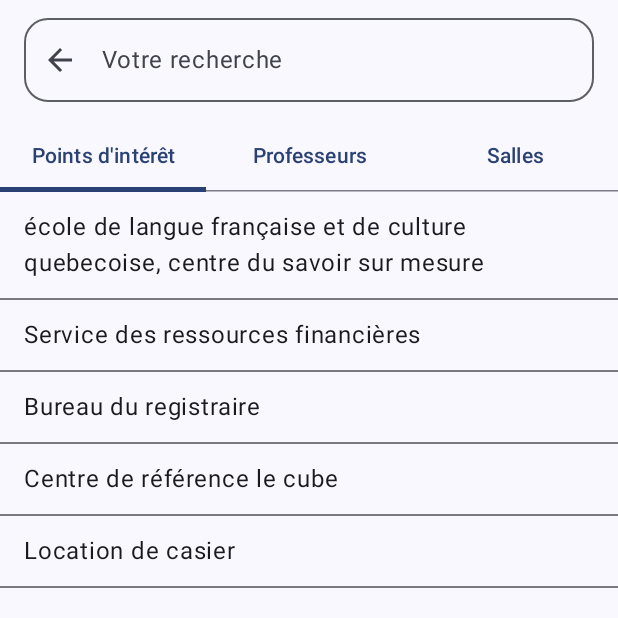
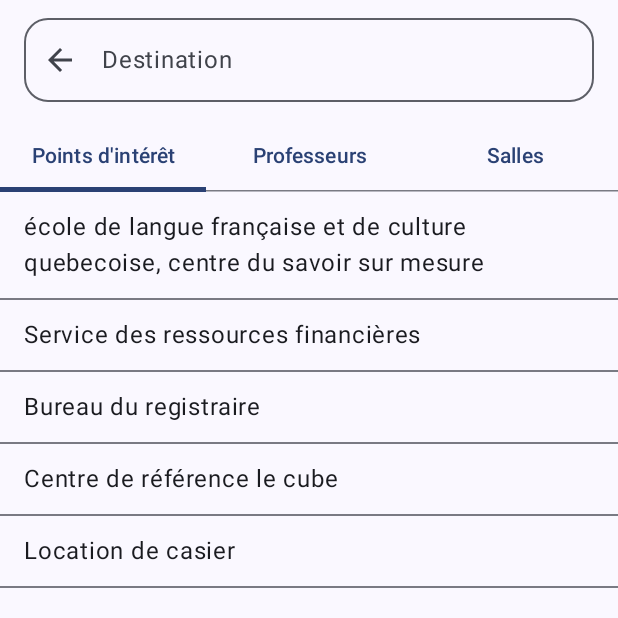
Before and after one commit to khbgbgk1/uqacces, an Android app built with Jetpack Compose: the PointArriveeScreen screen opened through its navigation route, on a phone screen of 412 x 824 dp, the top half of it. Run offline under Robolectric (Android 15) with nearby library versions, the phone set to English and light mode, and no system bars.

Commit message:
Modif destination ariivee UI

```diff
--- a/app/src/main/java/com/example/uqacces/Accueil.kt
+++ b/app/src/main/java/com/example/uqacces/Accueil.kt
@@ -116,7 +116,7 @@ fun Accueil(
                 OutlinedTextField(
                     value = TextFieldValue(""),
                     onValueChange = {},
-                    placeholder = { Text("Arrivée") },
+                    placeholder = { Text("Destination") },
                     leadingIcon = { Icon(Icons.Default.Search, contentDescription = null) },
                     singleLine = true,
                     shape = RoundedCornerShape(28.dp),
--- a/app/src/main/java/com/example/uqacces/MainActivity.kt
+++ b/app/src/main/java/com/example/uqacces/MainActivity.kt
@@ -69,7 +69,8 @@ class MainActivity : ComponentActivity() {
                                 val encodedArrivee = URLEncoder.encode(arrivee, "UTF-8")
                                 // Go to select departure
                                 navController.navigate("rechercheDepart/${URLEncoder.encode("", "UTF-8")}/$encodedArrivee")
-                            }
+                            },
+                            DestinationText = "Destination",
                         )
                     }
 
@@ -88,7 +89,8 @@ class MainActivity : ComponentActivity() {
                                 navController.navigate("accueil/$encodedDepart/$encodedArrivee") {
                                     popUpTo("accueil") { inclusive = true }
                                 }
-                            }
+                            },
+                            DestinationText = "Destination",
                         )
                     }
 
@@ -107,7 +109,8 @@ class MainActivity : ComponentActivity() {
                                         popUpTo("accueil") { inclusive = true }
                                     }
                                 }
-                            }
+                            },
+                            DestinationText = "Point de départ",
                         )
                     }
 
--- a/app/src/main/java/com/example/uqacces/RechercheScreen.kt
+++ b/app/src/main/java/com/example/uqacces/RechercheScreen.kt
@@ -26,7 +26,8 @@ import androidx.compose.ui.unit.dp
 @Composable
 fun PointArriveeScreen(
     onBack: () -> Unit,
-    onSubmit: (String) -> Unit
+    onSubmit: (String) -> Unit,
+    DestinationText : String = "Destination"
 ) {
     var query by remember { mutableStateOf("") }
     var selectedTab by remember { mutableStateOf(0) } // 0: POI, 1: Profs, 2: Salles
@@ -48,7 +49,7 @@ fun PointArriveeScreen(
             OutlinedTextField(
                 value = query,
                 onValueChange = { query = it },
-                placeholder = { Text("Votre recherche") },
+                placeholder = { Text(DestinationText) },
                 leadingIcon = { IconButton(onClick = onBack) { Icon(Icons.AutoMirrored.Filled.ArrowBack, "Retour") } },
                 singleLine = true,
                 shape = MaterialTheme.shapes.large,
@@ -105,7 +106,8 @@ fun PointDepartScreen(
     initialDepart: String,
     initialArrive: String,
     onBack: () -> Unit,
-    onDone: (String, String) -> Unit
+    onDone: (String, String) -> Unit,
+    DestinationText : String = "Point de départ"
 ) {
     var query by remember { mutableStateOf(initialDepart) }
     var selectedTab by remember { mutableStateOf(0) } // 0: POI, 1: Profs, 2: Salles
@@ -127,7 +129,7 @@ fun PointDepartScreen(
             OutlinedTextField(
                 value = query,
                 onValueChange = { query = it },
-                placeholder = { Text("Votre recherche") },
+                placeholder = { Text(DestinationText) },
                 leadingIcon = { IconButton(onClick = onBack) { Icon(Icons.AutoMirrored.Filled.ArrowBack, "Retour") } },
                 singleLine = true,
                 shape = MaterialTheme.shapes.large,
```
